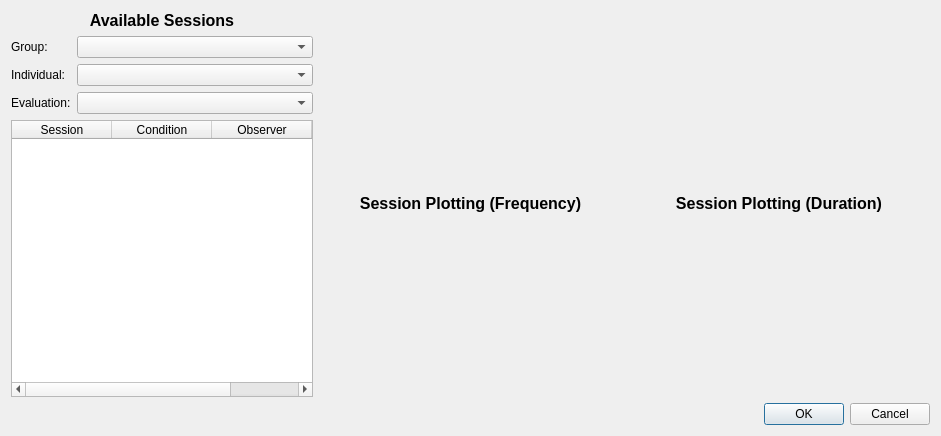
The window that sessionviewerdialog.ui (miyamot0/DataTracker3) describes before a commit, drawn with Qt 5.
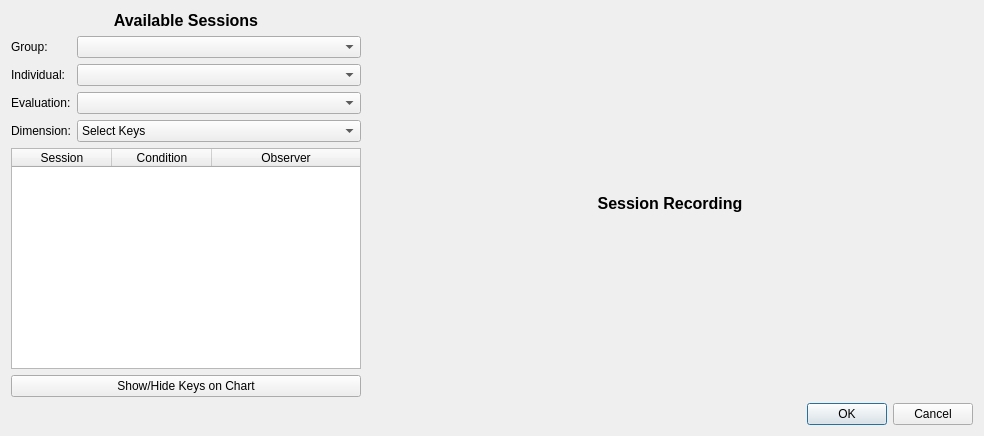
The same window after the commit.

Commit message: Updating session viewer with better organization

```diff
--- a/sessionviewerdialog.ui
+++ b/sessionviewerdialog.ui
@@ -6,7 +6,7 @@
    <rect>
     <x>0</x>
     <y>0</y>
-    <width>941</width>
+    <width>984</width>
     <height>436</height>
    </rect>
   </property>
@@ -17,6 +17,39 @@
    <item>
     <layout class="QHBoxLayout" name="topLayout">
      <item>
+      <widget class="QFrame" name="frame">
+       <property name="minimumSize">
+        <size>
+         <width>350</width>
+         <height>0</height>
+        </size>
+       </property>
+       <property name="maximumSize">
+        <size>
+         <width>350</width>
+         <height>16777215</height>
+        </size>
+       </property>
+       <property name="frameShape">
+        <enum>QFrame::NoFrame</enum>
+       </property>
+       <property name="frameShadow">
+        <enum>QFrame::Raised</enum>
+       </property>
+       <layout class="QVBoxLayout" name="verticalLayout_3">
+        <property name="leftMargin">
+         <number>0</number>
+        </property>
+        <property name="topMargin">
+         <number>0</number>
+        </property>
+        <property name="rightMargin">
+         <number>0</number>
+        </property>
+        <property name="bottomMargin">
+         <number>0</number>
+        </property>
+        <item>
       <layout class="QVBoxLayout" name="panelLeft">
        <item>
         <widget class="QLabel" name="selectionTitle">
@@ -57,6 +90,32 @@
          <item row="2" column="1">
           <widget class="QComboBox" name="comboBoxEvaluation"/>
          </item>
+            <item row="3" column="0">
+             <widget class="QLabel" name="label">
+              <property name="text">
+               <string>Dimension:</string>
+              </property>
+             </widget>
+            </item>
+            <item row="3" column="1">
+             <widget class="QComboBox" name="comboBoxDimension">
+              <item>
+               <property name="text">
+                <string>Select Keys</string>
+               </property>
+              </item>
+              <item>
+               <property name="text">
+                <string>Frequency</string>
+               </property>
+              </item>
+              <item>
+               <property name="text">
+                <string>Duration</string>
+               </property>
+              </item>
+             </widget>
+            </item>
         </layout>
        </item>
        <item>
@@ -100,14 +159,19 @@
            <string>Observer</string>
           </property>
          </column>
-         <column>
+           </widget>
+          </item>
+          <item>
+           <widget class="QPushButton" name="pushButton">
           <property name="text">
-           <string>Reliability?</string>
-          </property>
-         </column>
+             <string>Show/Hide Keys on Chart</string>
+            </property>
         </widget>
        </item>
       </layout>
+        </item>
+       </layout>
+      </widget>
      </item>
      <item>
       <layout class="QVBoxLayout" name="panelRight">
@@ -120,7 +184,7 @@
           </sizepolicy>
          </property>
          <property name="text">
-          <string>&lt;html&gt;&lt;head/&gt;&lt;body&gt;&lt;p align=&quot;center&quot;&gt;&lt;span style=&quot; font-size:12pt; font-weight:600;&quot;&gt;Session Plotting (Frequency)&lt;/span&gt;&lt;/p&gt;&lt;/body&gt;&lt;/html&gt;</string>
+          <string>&lt;html&gt;&lt;head/&gt;&lt;body&gt;&lt;p align=&quot;center&quot;&gt;&lt;span style=&quot; font-size:12pt; font-weight:600;&quot;&gt;Session Recording&lt;/span&gt;&lt;/p&gt;&lt;/body&gt;&lt;/html&gt;</string>
          </property>
         </widget>
        </item>
@@ -129,26 +193,6 @@
        </item>
       </layout>
      </item>
-     <item>
-      <layout class="QVBoxLayout" name="verticalLayout">
-       <item>
-        <widget class="QLabel" name="label">
-         <property name="sizePolicy">
-          <sizepolicy hsizetype="Expanding" vsizetype="Maximum">
-           <horstretch>0</horstretch>
-           <verstretch>0</verstretch>
-          </sizepolicy>
-         </property>
-         <property name="text">
-          <string>&lt;html&gt;&lt;head/&gt;&lt;body&gt;&lt;p align=&quot;center&quot;&gt;&lt;span style=&quot; font-size:12pt; font-weight:600;&quot;&gt;Session Plotting (Duration)&lt;/span&gt;&lt;/p&gt;&lt;/body&gt;&lt;/html&gt;</string>
-         </property>
-        </widget>
-       </item>
-       <item>
-        <layout class="QVBoxLayout" name="plotLayout2"/>
-       </item>
-      </layout>
-     </item>
     </layout>
    </item>
    <item>
```
Lines whose indentation alone changed are shown as unchanged. The commit also changes 4 other files.
